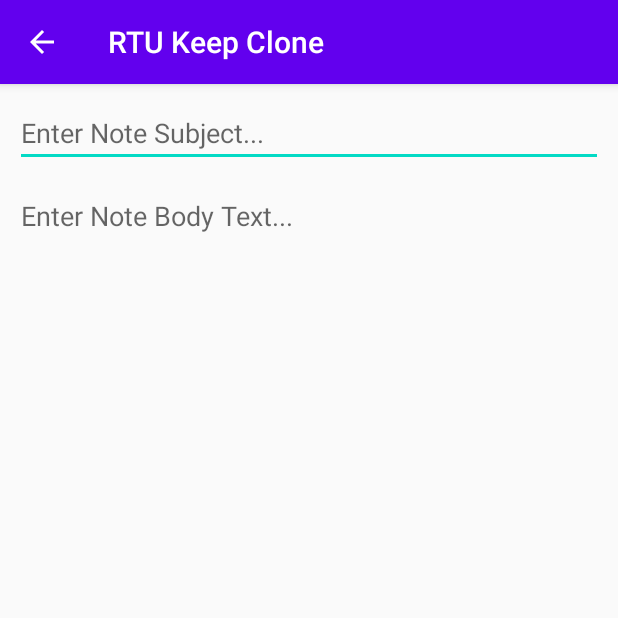
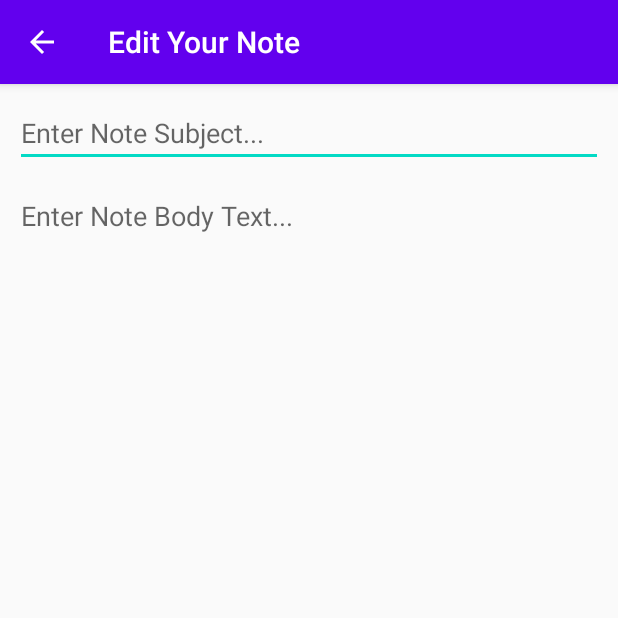
Before and after one commit to vladislavbarsov/rtu-keep-clone, an Android app: the screen it shows after launch (DetailActivity), after a tap on "ADD NEW NOTE", on a phone screen of 412 x 824 dp, the top half of it. Run offline under Robolectric (Android 15) with nearby library versions, the phone set to English and light mode, and no system bars; our stand-ins replace Room's generated code.

Commit message:
added language support

```diff
--- a/app/src/main/AndroidManifest.xml
+++ b/app/src/main/AndroidManifest.xml
@@ -10,8 +10,10 @@
         android:roundIcon="@mipmap/ic_launcher_round"
         android:supportsRtl="true"
         android:theme="@style/AppTheme">
-        <activity android:name=".DetailActivity"></activity>
-        <activity android:name=".MainActivity">
+        <activity android:name=".DetailActivity"
+            android:label="@string/detailsPageLabel"></activity>
+        <activity android:name=".MainActivity"
+            android:label="@string/mainPageLabel">
             <intent-filter>
                 <action android:name="android.intent.action.MAIN" />
 
--- a/app/src/main/java/com/example/rtukeepclone/NoteItemRecyclerAdapter.kt
+++ b/app/src/main/java/com/example/rtukeepclone/NoteItemRecyclerAdapter.kt
@@ -26,6 +26,7 @@ class NoteItemRecyclerAdapter (
 
                 noteView.cardSubjectText.text = note.noteSubject
                 noteView.cardBodyText.text = note.noteText
+
                 noteView.cardDeleteBtn.setOnClickListener{
                         listener.deleteNote(note)
                 }
--- a/app/src/main/res/layout/activity_detail.xml
+++ b/app/src/main/res/layout/activity_detail.xml
@@ -35,8 +35,9 @@
         android:layout_width="match_parent"
         android:layout_height="wrap_content"
         android:layout_margin="@dimen/textMargin"
-        android:text="Share"
+        android:text="@string/shareBtn"
         app:layout_constraintBottom_toTopOf="@+id/saveBtn"/>
+
 
     <Button
         android:id="@+id/saveBtn"
--- a/app/src/main/res/layout/note_item.xml
+++ b/app/src/main/res/layout/note_item.xml
@@ -4,9 +4,10 @@
     android:layout_width="match_parent"
     android:layout_height="wrap_content"
     xmlns:app="http://schemas.android.com/apk/res-auto"
-    app:cardBackgroundColor="@color/colorCard"
+    app:cardBackgroundColor="@color/colorCardCoral"
     app:cardCornerRadius="@dimen/cardRadius"
-    android:layout_margin="@dimen/cardMargin">
+    android:layout_margin="@dimen/cardMargin"
+    android:id="@+id/noteCard">
 
     <androidx.constraintlayout.widget.ConstraintLayout
         android:layout_width="match_parent"
--- a/app/src/main/res/values/colors.xml
+++ b/app/src/main/res/values/colors.xml
@@ -3,5 +3,8 @@
     <color name="colorPrimary">#6200EE</color>
     <color name="colorPrimaryDark">#3700B3</color>
     <color name="colorAccent">#03DAC5</color>
-    <color name="colorCard">#E18875</color>
+    <color name="colorCardCoral">#E18875</color>
+    <color name="colorCardTeal">#00BCD4</color>
+    <color name="colorCardOrange">#FF9800</color>
+    <color name="colorCardGreen">#8BC34A</color>
 </resources>
--- a/app/src/main/res/values/strings.xml
+++ b/app/src/main/res/values/strings.xml
@@ -7,4 +7,7 @@
     <string name="editSubjectHint">Enter Note Subject...</string>
     <string name="saveBtn">Save Note</string>
     <string name="editBodyTextHint">Enter Note Body Text...</string>
+    <string name="detailsPageLabel">Edit Your Note</string>
+    <string name="mainPageLabel">All your Notes</string>
+    <string name="shareBtn">Share</string>
 </resources>
```
Also changed, not shown: 2 other files.
